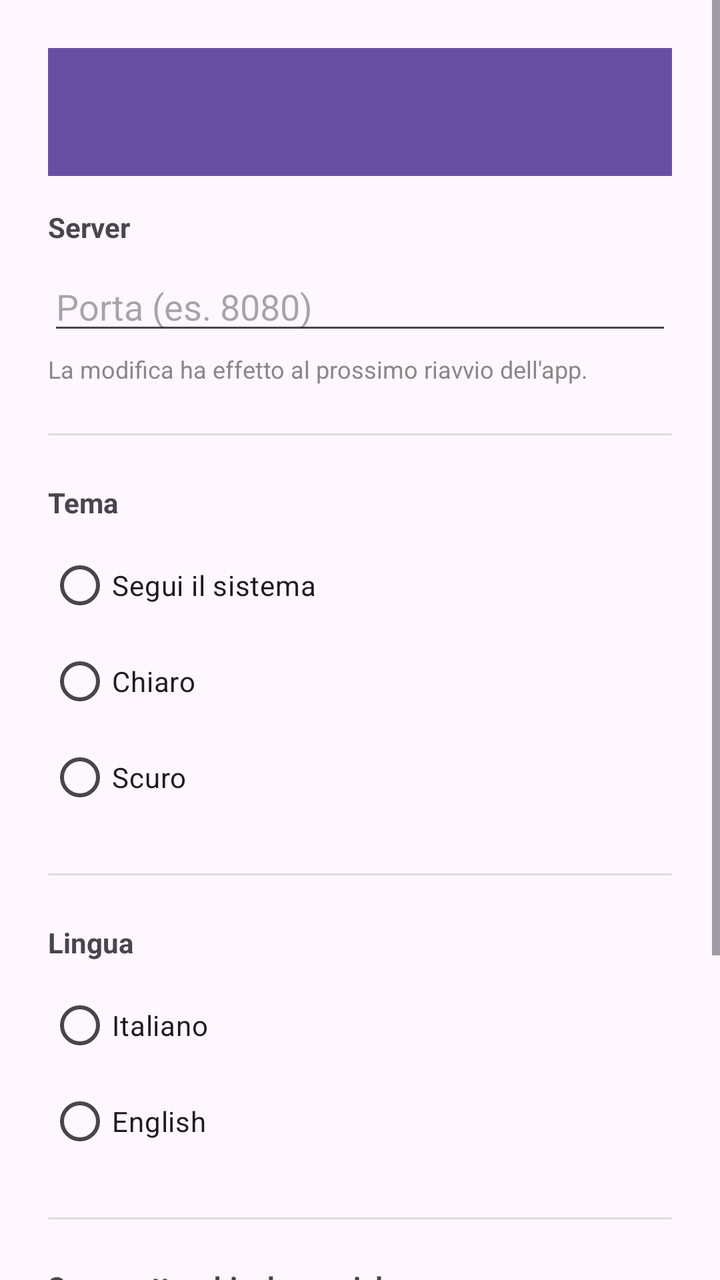
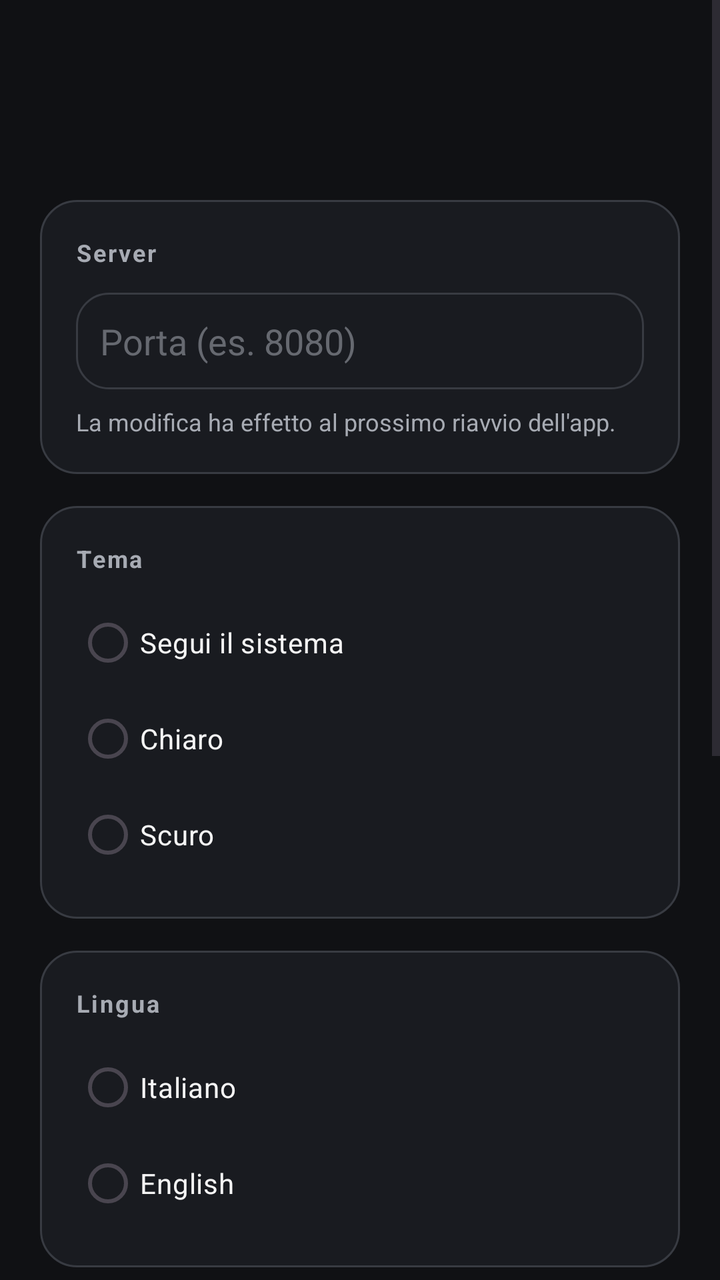

The first picture is an Android layout as it rendered before a commit; the second is the same layout after the commit. The layout source and the unified diff follow.
<!-- AndroidManifest.xml: application theme Theme.MyApp -->
<!-- res/layout/activity_settings.xml -->
<?xml version="1.0" encoding="utf-8"?>
<ScrollView xmlns:android="http://schemas.android.com/apk/res/android"
    android:layout_width="match_parent"
    android:layout_height="match_parent">

    <LinearLayout
        android:layout_width="match_parent"
        android:layout_height="wrap_content"
        android:orientation="vertical"
        android:padding="24dp">

        <androidx.appcompat.widget.Toolbar
            android:id="@+id/toolbarSettings"
            android:layout_width="match_parent"
            android:layout_height="?attr/actionBarSize"
            android:background="?attr/colorPrimary"
            android:layout_marginBottom="16dp" />

        
        <TextView
            android:layout_width="wrap_content"
            android:layout_height="wrap_content"
            android:text="@string/settings_section_server"
            android:textStyle="bold"
            android:textSize="14sp" />

        <EditText
            android:id="@+id/editServerPort"
            android:layout_width="match_parent"
            android:layout_height="wrap_content"
            android:layout_marginTop="8dp"
            android:hint="@string/settings_port_hint"
            android:inputType="number"
            android:maxLines="1" />

        <TextView
            android:layout_width="wrap_content"
            android:layout_height="wrap_content"
            android:layout_marginTop="4dp"
            android:text="@string/settings_port_note"
            android:textSize="12sp"
            android:textColor="#888888" />

        <View
            android:layout_width="match_parent"
            android:layout_height="1dp"
            android:layout_marginVertical="24dp"
            android:background="#DDDDDD" />

        
        <TextView
            android:layout_width="wrap_content"
            android:layout_height="wrap_content"
            android:text="@string/settings_section_theme"
            android:textStyle="bold"
            android:textSize="14sp" />

        <RadioGroup
            android:id="@+id/radioGroupTheme"
            android:layout_width="wrap_content"
            android:layout_height="wrap_content"
            android:layout_marginTop="8dp">

            <RadioButton
                android:id="@+id/radioThemeSystem"
                android:layout_width="wrap_content"
                android:layout_height="wrap_content"
                android:text="@string/settings_theme_system" />

            <RadioButton
                android:id="@+id/radioThemeLight"
                android:layout_width="wrap_content"
                android:layout_height="wrap_content"
                android:text="@string/settings_theme_light" />

            <RadioButton
                android:id="@+id/radioThemeDark"
                android:layout_width="wrap_content"
                android:layout_height="wrap_content"
                android:text="@string/settings_theme_dark" />

        </RadioGroup>

        <View
            android:layout_width="match_parent"
            android:layout_height="1dp"
            android:layout_marginVertical="24dp"
            android:background="#DDDDDD" />

        
        <TextView
            android:layout_width="wrap_content"
            android:layout_height="wrap_content"
            android:text="@string/settings_section_language"
            android:textStyle="bold"
            android:textSize="14sp" />

        <RadioGroup
            android:id="@+id/radioGroupLanguage"
            android:layout_width="wrap_content"
            android:layout_height="wrap_content"
            android:layout_marginTop="8dp">

            <RadioButton
                android:id="@+id/radioLanguageIt"
                android:layout_width="wrap_content"
                android:layout_height="wrap_content"
                android:text="@string/settings_language_it" />

            <RadioButton
                android:id="@+id/radioLanguageEn"
                android:layout_width="wrap_content"
                android:layout_height="wrap_content"
                android:text="@string/settings_language_en" />

        </RadioGroup>

        <View
            android:layout_width="match_parent"
            android:layout_height="1dp"
            android:layout_marginVertical="24dp"
            android:background="#DDDDDD" />

        <TextView
            android:layout_width="wrap_content"
            android:layout_height="wrap_content"
            android:text="@string/settings_section_robustness"
            android:textStyle="bold"
            android:textSize="14sp" />

        <EditText
            android:id="@+id/editRobustnessUrl"
            android:layout_width="match_parent"
            android:layout_height="wrap_content"
            android:layout_marginTop="8dp"
            android:hint="@string/settings_robustness_url_hint"
            android:inputType="textUri"
            android:maxLines="1" />

        <TextView
            android:layout_width="wrap_content"
            android:layout_height="wrap_content"
            android:layout_marginTop="4dp"
            android:text="@string/settings_robustness_url_note"
            android:textSize="12sp"
            android:textColor="#888888" />

        <View
            android:layout_width="match_parent"
            android:layout_height="1dp"
            android:layout_marginVertical="24dp"
            android:background="#DDDDDD" />

        <Button
            android:id="@+id/buttonSaveSettings"
            android:layout_width="wrap_content"
            android:layout_height="wrap_content"
            android:text="@string/settings_save" />

        <TextView
            android:id="@+id/textSettingsSaved"
            android:layout_width="wrap_content"
            android:layout_height="wrap_content"
            android:layout_marginTop="12dp"
            android:text="@string/settings_saved_confirmation"
            android:textColor="#2E7D32"
            android:visibility="gone" />

    </LinearLayout>

</ScrollView>
<!-- resources referenced by this layout -->
<resources>
  <string name="settings_language_en">English</string>
  <string name="settings_language_it">Italiano</string>
  <string name="settings_port_hint">Porta (es. 8080)</string>
  <string name="settings_port_note">La modifica ha effetto al prossimo riavvio dell\'app.</string>
  <string name="settings_robustness_url_hint">http://192.168.1.100:8001</string>
  <string name="settings_robustness_url_note">Indirizzo del backend che esegue gli attacchi (il PC/server, non il telefono). Deve essere sulla stessa rete WiFi.</string>
  <string name="settings_save">Salva</string>
  <string name="settings_saved_confirmation">Impostazioni salvate</string>
  <string name="settings_section_language">Lingua</string>
  <string name="settings_section_robustness">Server attacchi adversarial</string>
  <string name="settings_section_server">Server</string>
  <string name="settings_section_theme">Tema</string>
  <string name="settings_theme_dark">Scuro</string>
  <string name="settings_theme_light">Chiaro</string>
  <string name="settings_theme_system">Segui il sistema</string>
  <style name="Theme.MyApp" parent="Base.Theme.MyApp" />
  <style name="Base.Theme.MyApp" parent="Theme.Material3.DayNight.NoActionBar">
          
          
      </style>
</resources>

<!-- the commit's change to res/layout/activity_settings.xml (unified diff, before → after) -->
@@ -1,160 +1,249 @@
 <?xml version="1.0" encoding="utf-8"?>
 <ScrollView xmlns:android="http://schemas.android.com/apk/res/android"
+    xmlns:app="http://schemas.android.com/apk/res-auto"
     android:layout_width="match_parent"
-    android:layout_height="match_parent">
+    android:layout_height="match_parent"
+    android:background="@color/background_main">
 
     <LinearLayout
         android:layout_width="match_parent"
         android:layout_height="wrap_content"
         android:orientation="vertical"
-        android:padding="24dp">
+        android:padding="20dp">
 
         <androidx.appcompat.widget.Toolbar
             android:id="@+id/toolbarSettings"
             android:layout_width="match_parent"
             android:layout_height="?attr/actionBarSize"
-            android:background="?attr/colorPrimary"
+            android:background="@color/background_main"
+            app:titleTextColor="@color/text_primary"
             android:layout_marginBottom="16dp" />
 
         
-        <TextView
-            android:layout_width="wrap_content"
-            android:layout_height="wrap_content"
-            android:text="@string/settings_section_server"
-            android:textStyle="bold"
-            android:textSize="14sp" />
-
-        <EditText
-            android:id="@+id/editServerPort"
-            android:layout_width="match_parent"
-            android:layout_height="wrap_content"
-            android:layout_marginTop="8dp"
-            android:hint="@string/settings_port_hint"
-            android:inputType="number"
-            android:maxLines="1" />
-
-        <TextView
-            android:layout_width="wrap_content"
-            android:layout_height="wrap_content"
-            android:layout_marginTop="4dp"
-            android:text="@string/settings_port_note"
-            android:textSize="12sp"
-            android:textColor="#888888" />
-
-        <View
-            android:layout_width="match_parent"
-            android:layout_height="1dp"
-            android:layout_marginVertical="24dp"
-            android:background="#DDDDDD" />
-
-        
-        <TextView
-            android:layout_width="wrap_content"
-            android:layout_height="wrap_content"
-            android:text="@string/settings_section_theme"
-            android:textStyle="bold"
-            android:textSize="14sp" />
-
-        <RadioGroup
-            android:id="@+id/radioGroupTheme"
-            android:layout_width="wrap_content"
-            android:layout_height="wrap_content"
-            android:layout_marginTop="8dp">
-
-            <RadioButton
-                android:id="@+id/radioThemeSystem"
-                android:layout_width="wrap_content"
-                android:layout_height="wrap_content"
-                android:text="@string/settings_theme_system" />
-
-            <RadioButton
-                android:id="@+id/radioThemeLight"
-                android:layout_width="wrap_content"
-                android:layout_height="wrap_content"
-                android:text="@string/settings_theme_light" />
-
-            <RadioButton
-                android:id="@+id/radioThemeDark"
-                android:layout_width="wrap_content"
-                android:layout_height="wrap_content"
-                android:text="@string/settings_theme_dark" />
-
-        </RadioGroup>
-
-        <View
-            android:layout_width="match_parent"
-            android:layout_height="1dp"
-            android:layout_marginVertical="24dp"
-            android:background="#DDDDDD" />
-
-        
-        <TextView
-            android:layout_width="wrap_content"
-            android:layout_height="wrap_content"
-            android:text="@string/settings_section_language"
-            android:textStyle="bold"
-            android:textSize="14sp" />
-
-        <RadioGroup
-            android:id="@+id/radioGroupLanguage"
-            android:layout_width="wrap_content"
-            android:layout_height="wrap_content"
-            android:layout_marginTop="8dp">
-
-            <RadioButton
-                android:id="@+id/radioLanguageIt"
-                android:layout_width="wrap_content"
-                android:layout_height="wrap_content"
-                android:text="@string/settings_language_it" />
-
-            <RadioButton
-                android:id="@+id/radioLanguageEn"
-                android:layout_width="wrap_content"
-                android:layout_height="wrap_content"
-                android:text="@string/settings_language_en" />
-
-        </RadioGroup>
-
-        <View
-            android:layout_width="match_parent"
-            android:layout_height="1dp"
-            android:layout_marginVertical="24dp"
-            android:background="#DDDDDD" />
-
-        <TextView
-            android:layout_width="wrap_content"
-            android:layout_height="wrap_content"
-            android:text="@string/settings_section_robustness"
-            android:textStyle="bold"
-            android:textSize="14sp" />
-
-        <EditText
-            android:id="@+id/editRobustnessUrl"
-            android:layout_width="match_parent"
-            android:layout_height="wrap_content"
-            android:layout_marginTop="8dp"
-            android:hint="@string/settings_robustness_url_hint"
-            android:inputType="textUri"
-            android:maxLines="1" />
-
-        <TextView
-            android:layout_width="wrap_content"
-            android:layout_height="wrap_content"
-            android:layout_marginTop="4dp"
-            android:text="@string/settings_robustness_url_note"
-            android:textSize="12sp"
-            android:textColor="#888888" />
-
-        <View
-            android:layout_width="match_parent"
-            android:layout_height="1dp"
-            android:layout_marginVertical="24dp"
-            android:background="#DDDDDD" />
+        <LinearLayout
+            android:layout_width="match_parent"
+            android:layout_height="wrap_content"
+            android:background="@drawable/bg_forensic_card"
+            android:orientation="vertical"
+            android:padding="18dp">
+
+            <TextView
+                android:layout_width="wrap_content"
+                android:layout_height="wrap_content"
+                android:text="@string/settings_section_server"
+                android:textColor="@color/text_secondary"
+                android:textStyle="bold"
+                android:textSize="12sp"
+                android:letterSpacing="0.08" />
+
+            <EditText
+                android:id="@+id/editServerPort"
+                android:layout_width="match_parent"
+                android:layout_height="wrap_content"
+                android:layout_marginTop="12dp"
+                android:background="@drawable/bg_history_item"
+                android:padding="12dp"
+                android:hint="@string/settings_port_hint"
+                android:textColor="@color/text_primary"
+                android:textColorHint="@color/text_disabled"
+                android:inputType="number"
+                android:maxLines="1" />
+
+            <TextView
+                android:layout_width="wrap_content"
+                android:layout_height="wrap_content"
+                android:layout_marginTop="8dp"
+                android:text="@string/settings_port_note"
+                android:textSize="12sp"
+                android:textColor="@color/text_secondary" />
+
+        </LinearLayout>
+
+        
+        <LinearLayout
+            android:layout_width="match_parent"
+            android:layout_height="wrap_content"
+            android:layout_marginTop="16dp"
+            android:background="@drawable/bg_forensic_card"
+            android:orientation="vertical"
+            android:padding="18dp">
+
+            <TextView
+                android:layout_width="wrap_content"
+                android:layout_height="wrap_content"
+                android:text="@string/settings_section_theme"
+                android:textColor="@color/text_secondary"
+                android:textStyle="bold"
+                android:textSize="12sp"
+                android:letterSpacing="0.08" />
+
+            <RadioGroup
+                android:id="@+id/radioGroupTheme"
+                android:layout_width="wrap_content"
+                android:layout_height="wrap_content"
+                android:layout_marginTop="10dp">
+
+                <RadioButton
+                    android:id="@+id/radioThemeSystem"
+                    android:layout_width="wrap_content"
+                    android:layout_height="wrap_content"
+                    android:textColor="@color/text_primary"
+                    android:buttonTint="@color/primary_light"
+                    android:text="@string/settings_theme_system" />
+
+                <RadioButton
+                    android:id="@+id/radioThemeLight"
+                    android:layout_width="wrap_content"
+                    android:layout_height="wrap_content"
+                    android:textColor="@color/text_primary"
+                    android:buttonTint="@color/primary_light"
+                    android:text="@string/settings_theme_light" />
+
+                <RadioButton
+                    android:id="@+id/radioThemeDark"
+                    android:layout_width="wrap_content"
+                    android:layout_height="wrap_content"
+                    android:textColor="@color/text_primary"
+                    android:buttonTint="@color/primary_light"
+                    android:text="@string/settings_theme_dark" />
+
+            </RadioGroup>
+
+        </LinearLayout>
+
+        
+        <LinearLayout
+            android:layout_width="match_parent"
+            android:layout_height="wrap_content"
+            android:layout_marginTop="16dp"
+            android:background="@drawable/bg_forensic_card"
+            android:orientation="vertical"
+            android:padding="18dp">
+
+            <TextView
+                android:layout_width="wrap_content"
+                android:layout_height="wrap_content"
+                android:text="@string/settings_section_language"
+                android:textColor="@color/text_secondary"
+                android:textStyle="bold"
+                android:textSize="12sp"
+                android:letterSpacing="0.08" />
+
+            <RadioGroup
+                android:id="@+id/radioGroupLanguage"
+                android:layout_width="wrap_content"
+                android:layout_height="wrap_content"
+                android:layout_marginTop="10dp">
+
+                <RadioButton
+                    android:id="@+id/radioLanguageIt"
+                    android:layout_width="wrap_content"
+                    android:layout_height="wrap_content"
+                    android:textColor="@color/text_primary"
+                    android:buttonTint="@color/primary_light"
+                    android:text="@string/settings_language_it" />
+
+                <RadioButton
+                    android:id="@+id/radioLanguageEn"
+                    android:layout_width="wrap_content"
+                    android:layout_height="wrap_content"
+                    android:textColor="@color/text_primary"
+                    android:buttonTint="@color/primary_light"
+                    android:text="@string/settings_language_en" />
+
+            </RadioGroup>
+
+        </LinearLayout>
+
+        
+        <LinearLayout
+            android:layout_width="match_parent"
+            android:layout_height="wrap_content"
+            android:layout_marginTop="16dp"
+            android:background="@drawable/bg_forensic_card"
+            android:orientation="vertical"
+            android:padding="18dp">
+
+            <TextView
+                android:layout_width="wrap_content"
+                android:layout_height="wrap_content"
+                android:text="@string/settings_section_robustness"
+                android:textColor="@color/text_secondary"
+                android:textStyle="bold"
+                android:textSize="12sp"
+                android:letterSpacing="0.08" />
+
+            <EditText
+                android:id="@+id/editRobustnessUrl"
+                android:layout_width="match_parent"
+                android:layout_height="wrap_content"
+                android:layout_marginTop="12dp"
+                android:background="@drawable/bg_history_item"
+                android:padding="12dp"
+                android:hint="@string/settings_robustness_url_hint"
+                android:textColor="@color/text_primary"
+                android:textColorHint="@color/text_disabled"
+                android:inputType="textUri"
+                android:maxLines="1" />
+
+            <TextView
+                android:layout_width="wrap_content"
+                android:layout_height="wrap_content"
+                android:layout_marginTop="8dp"
+                android:text="@string/settings_robustness_url_note"
+                android:textSize="12sp"
+                android:textColor="@color/text_secondary" />
+
+        </LinearLayout>
+
+        
+        <LinearLayout
+            android:layout_width="match_parent"
+            android:layout_height="wrap_content"
+            android:layout_marginTop="16dp"
+            android:background="@drawable/bg_forensic_card"
+            android:orientation="vertical"
+            android:padding="18dp">
+
+            <TextView
+                android:layout_width="wrap_content"
+                android:layout_height="wrap_content"
+                android:text="@string/settings_section_cloud_api"
+                android:textColor="@color/text_secondary"
+                android:textStyle="bold"
+                android:textSize="12sp"
+                android:letterSpacing="0.08" />
+
+            <EditText
+                android:id="@+id/editCloudApiUrl"
+                android:layout_width="match_parent"
+                android:layout_height="wrap_content"
+                android:layout_marginTop="12dp"
+                android:background="@drawable/bg_history_item"
+                android:padding="12dp"
+                android:hint="@string/settings_cloud_api_url_hint"
+                android:textColor="@color/text_primary"
+                android:textColorHint="@color/text_disabled"
+                android:inputType="textUri"
+                android:maxLines="1" />
+
+            <TextView
+                android:layout_width="wrap_content"
+                android:layout_height="wrap_content"
+                android:layout_marginTop="8dp"
+                android:text="@string/settings_cloud_api_url_note"
+                android:textSize="12sp"
+                android:textColor="@color/text_secondary" />
+
+        </LinearLayout>
 
         <Button
             android:id="@+id/buttonSaveSettings"
-            android:layout_width="wrap_content"
-            android:layout_height="wrap_content"
+            android:layout_width="match_parent"
+            android:layout_height="wrap_content"
+            android:layout_marginTop="20dp"
+            android:backgroundTint="@color/primary"
+            android:textColor="@color/text_primary"
             android:text="@string/settings_save" />
 
         <TextView
@@ -163,7 +252,7 @@
             android:layout_height="wrap_content"
             android:layout_marginTop="12dp"
             android:text="@string/settings_saved_confirmation"
-            android:textColor="#2E7D32"
+            android:textColor="@color/status_success"
             android:visibility="gone" />
 
     </LinearLayout>
<!-- resource entries referenced after the edit -->
@@ -1,5 +1,42 @@
 <!-- resources referenced by this layout -->
 <resources>
+  <color name="background_main">#101114</color>
+  <color name="primary">#9E2346</color>
+  <color name="primary_light">#D94A6A</color>
+  <color name="status_success">#4ADE80</color>
+  <color name="text_disabled">#666970</color>
+  <color name="text_primary">#F5F5F5</color>
+  <color name="text_secondary">#A7ABB3</color>
+  <!-- drawable bg_forensic_card (drawable) -->
+  <?xml version="1.0" encoding="utf-8"?>
+  <shape xmlns:android="http://schemas.android.com/apk/res/android"
+      android:shape="rectangle">
+  
+      <solid android:color="@color/background_surface" />
+  
+      <corners android:radius="18dp" />
+  
+      <stroke
+          android:width="1dp"
+          android:color="@color/border" />
+  
+  </shape>
+  <!-- drawable bg_history_item (drawable) -->
+  <?xml version="1.0" encoding="utf-8"?>
+  <shape xmlns:android="http://schemas.android.com/apk/res/android"
+      android:shape="rectangle">
+  
+      <solid android:color="@color/background_surface" />
+  
+      <corners android:radius="16dp" />
+  
+      <stroke
+          android:width="1dp"
+          android:color="@color/border" />
+  
+  </shape>
+  <string name="settings_cloud_api_url_hint">http://192.168.1.100:8000</string>
+  <string name="settings_cloud_api_url_note">Indirizzo del backend che serve le immagini del dataset (porta 8000, diversa da quella degli attacchi).</string>
   <string name="settings_language_en">English</string>
   <string name="settings_language_it">Italiano</string>
   <string name="settings_port_hint">Porta (es. 8080)</string>
@@ -8,6 +45,7 @@
   <string name="settings_robustness_url_note">Indirizzo del backend che esegue gli attacchi (il PC/server, non il telefono). Deve essere sulla stessa rete WiFi.</string>
   <string name="settings_save">Salva</string>
   <string name="settings_saved_confirmation">Impostazioni salvate</string>
+  <string name="settings_section_cloud_api">Server Cloud (download immagini)</string>
   <string name="settings_section_language">Lingua</string>
   <string name="settings_section_robustness">Server attacchi adversarial</string>
   <string name="settings_section_server">Server</string>
@@ -16,6 +54,8 @@
   <string name="settings_theme_light">Chiaro</string>
   <string name="settings_theme_system">Segui il sistema</string>
   <style name="Theme.MyApp" parent="Base.Theme.MyApp" />
+  <color name="background_surface">#191B20</color>
+  <color name="border">#383B42</color>
   <style name="Base.Theme.MyApp" parent="Theme.Material3.DayNight.NoActionBar">
           
           
